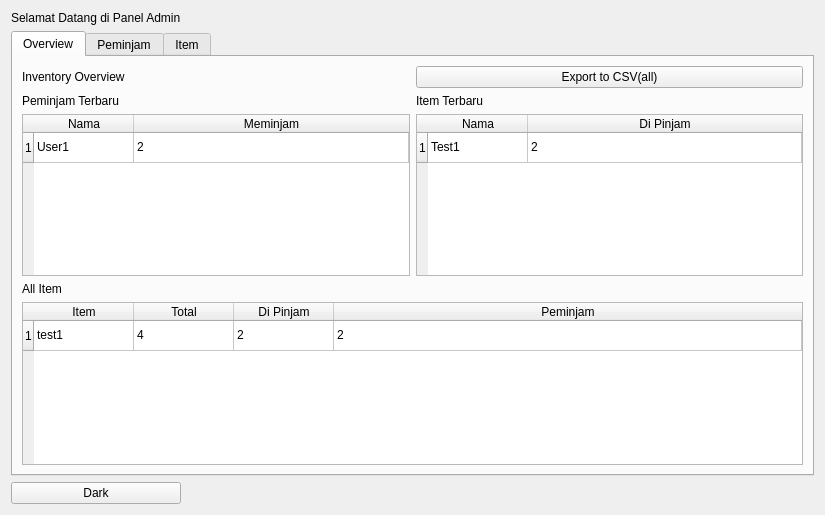
The window that Ui/admin.ui (vrw93/Inventory-App) describes before a commit, drawn with Qt 5.
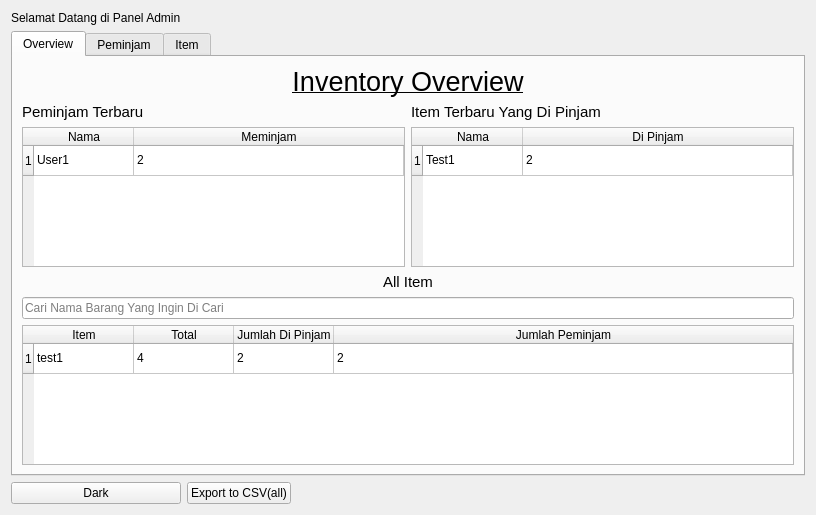
The same window after the commit.

```diff
--- a/Ui/admin.ui
+++ b/Ui/admin.ui
@@ -6,7 +6,7 @@
    <rect>
     <x>0</x>
     <y>0</y>
-    <width>825</width>
+    <width>816</width>
     <height>515</height>
    </rect>
   </property>
@@ -14,14 +14,27 @@
    <string>Frame</string>
   </property>
   <layout class="QGridLayout" name="gridLayout">
-   <item row="1" column="0">
-    <widget class="QLabel" name="label">
+   <item row="4" column="2">
+    <spacer name="horizontalSpacer">
+     <property name="orientation">
+      <enum>Qt::Orientation::Horizontal</enum>
+     </property>
+     <property name="sizeHint" stdset="0">
+      <size>
+       <width>40</width>
+       <height>20</height>
+      </size>
+     </property>
+    </spacer>
+   </item>
+   <item row="4" column="0">
+    <widget class="QPushButton" name="ThemeSwitcher">
      <property name="text">
-      <string>Selamat Datang di Panel Admin</string>
+      <string>Dark</string>
      </property>
     </widget>
    </item>
-   <item row="2" column="0" colspan="2">
+   <item row="3" column="0" colspan="3">
     <widget class="QTabWidget" name="tabWidget">
      <property name="currentIndex">
       <number>0</number>
@@ -31,42 +44,28 @@
        <string>Overview</string>
       </attribute>
       <layout class="QGridLayout" name="gridLayout_4">
-       <item row="2" column="0">
-        <widget class="QLabel" name="label_5">
-         <property name="text">
-          <string>Peminjam Terbaru</string>
-         </property>
-        </widget>
-       </item>
-       <item row="4" column="0">
+       <item row="5" column="0" colspan="2">
         <widget class="QLabel" name="label_4">
+         <property name="font">
+          <font>
+           <pointsize>11</pointsize>
+          </font>
+         </property>
          <property name="text">
           <string>All Item</string>
          </property>
-        </widget>
-       </item>
-       <item row="2" column="1">
-        <widget class="QLabel" name="label_6">
-         <property name="text">
-          <string>Item Terbaru</string>
+         <property name="textFormat">
+          <enum>Qt::TextFormat::AutoText</enum>
          </property>
-        </widget>
-       </item>
-       <item row="1" column="0">
-        <widget class="QLabel" name="label_3">
-         <property name="text">
-          <string>Inventory Overview</string>
+         <property name="alignment">
+          <set>Qt::AlignmentFlag::AlignCenter</set>
          </property>
-        </widget>
-       </item>
-       <item row="1" column="1">
-        <widget class="QPushButton" name="ExportCSVBtn">
-         <property name="text">
-          <string>Export to CSV(all)</string>
+         <property name="wordWrap">
+          <bool>false</bool>
          </property>
         </widget>
        </item>
-       <item row="5" column="0" colspan="2">
+       <item row="7" column="0" colspan="2">
         <widget class="QTableWidget" name="OverviewTable">
          <attribute name="horizontalHeaderMinimumSectionSize">
           <number>40</number>
@@ -90,12 +89,12 @@
          </column>
          <column>
           <property name="text">
-           <string>Di Pinjam</string>
+           <string>Jumlah Di Pinjam</string>
           </property>
          </column>
          <column>
           <property name="text">
-           <string>Peminjam</string>
+           <string>Jumlah Peminjam</string>
           </property>
          </column>
          <item row="0" column="0">
@@ -120,7 +119,7 @@
          </item>
         </widget>
        </item>
-       <item row="3" column="0">
+       <item row="4" column="0">
         <widget class="QTableWidget" name="CurrentBorrowerTab">
          <attribute name="horizontalHeaderStretchLastSection">
           <bool>true</bool>
@@ -148,7 +147,54 @@
          </item>
         </widget>
        </item>
+       <item row="1" column="0" colspan="2">
+        <widget class="QLabel" name="label_3">
+         <property name="font">
+          <font>
+           <pointsize>20</pointsize>
+           <underline>true</underline>
+          </font>
+         </property>
+         <property name="text">
+          <string>Inventory Overview</string>
+         </property>
+         <property name="alignment">
+          <set>Qt::AlignmentFlag::AlignCenter</set>
+         </property>
+        </widget>
+       </item>
+       <item row="6" column="0" colspan="2">
+        <widget class="QLineEdit" name="allitemsearchbar">
+         <property name="placeholderText">
+          <string>Cari Nama Barang Yang Ingin Di Cari</string>
+         </property>
+        </widget>
+       </item>
+       <item row="3" column="0">
+        <widget class="QLabel" name="label_5">
+         <property name="font">
+          <font>
+           <pointsize>11</pointsize>
+          </font>
+         </property>
+         <property name="text">
+          <string>Peminjam Terbaru</string>
+         </property>
+        </widget>
+       </item>
        <item row="3" column="1">
+        <widget class="QLabel" name="label_6">
+         <property name="font">
+          <font>
+           <pointsize>11</pointsize>
+          </font>
+         </property>
+         <property name="text">
+          <string>Item Terbaru Yang Di Pinjam</string>
+         </property>
+        </widget>
+       </item>
+       <item row="4" column="1">
         <widget class="QTableWidget" name="CurrentItemTab">
          <attribute name="horizontalHeaderStretchLastSection">
           <bool>true</bool>
@@ -288,25 +334,19 @@
      </widget>
     </widget>
    </item>
-   <item row="3" column="0">
-    <widget class="QPushButton" name="ThemeSwitcher">
+   <item row="1" column="0">
+    <widget class="QLabel" name="label">
      <property name="text">
-      <string>Dark</string>
+      <string>Selamat Datang di Panel Admin</string>
      </property>
     </widget>
    </item>
-   <item row="3" column="1">
-    <spacer name="horizontalSpacer">
-     <property name="orientation">
-      <enum>Qt::Orientation::Horizontal</enum>
+   <item row="4" column="1">
+    <widget class="QPushButton" name="ExportCSVBtn">
+     <property name="text">
+      <string>Export to CSV(all)</string>
      </property>
-     <property name="sizeHint" stdset="0">
-      <size>
-       <width>40</width>
-       <height>20</height>
-      </size>
-     </property>
-    </spacer>
+    </widget>
    </item>
   </layout>
  </widget>
```
